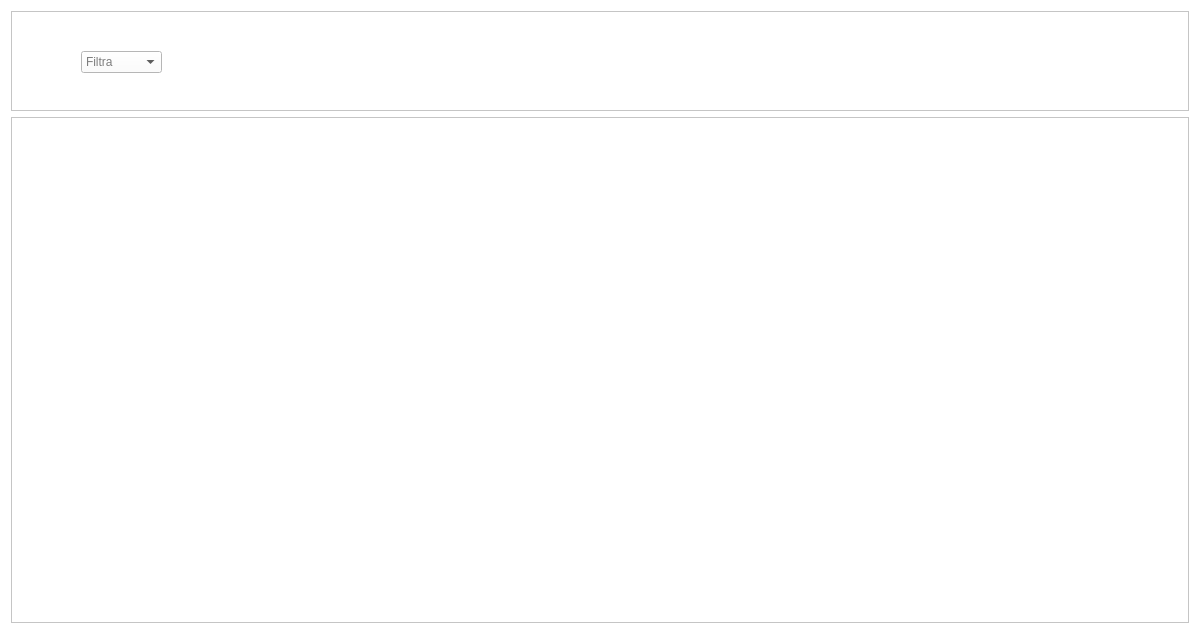
chritianchiappa/progetto_panificio, file projectIS/listaprodotti/view/vistaListaProdotti.ui: the form before one commit.
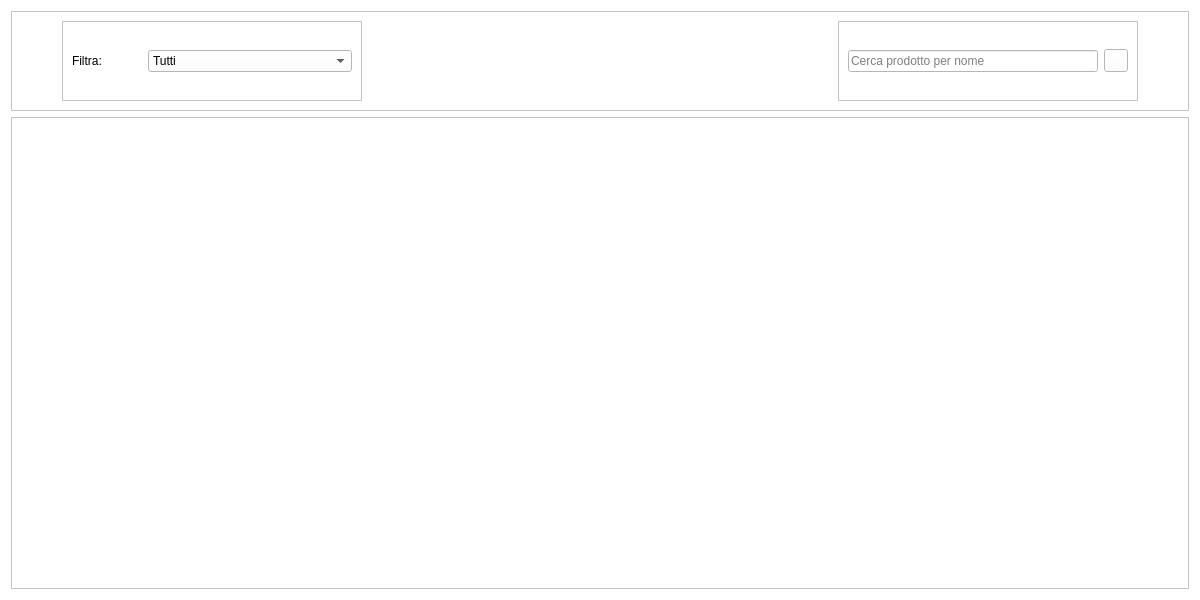
The form after the commit. Icons and pictures are not drawn.

```diff
--- a/projectIS/listaprodotti/view/vistaListaProdotti.ui
+++ b/projectIS/listaprodotti/view/vistaListaProdotti.ui
@@ -7,7 +7,7 @@
     <x>0</x>
     <y>0</y>
     <width>1200</width>
-    <height>634</height>
+    <height>600</height>
    </rect>
   </property>
   <property name="minimumSize">
@@ -43,22 +43,143 @@
      <property name="frameShadow">
       <enum>QFrame::Raised</enum>
      </property>
-     <widget class="QComboBox" name="comboBox">
-      <property name="geometry">
-       <rect>
-        <x>70</x>
-        <y>40</y>
-        <width>81</width>
-        <height>22</height>
-       </rect>
+     <layout class="QHBoxLayout" name="horizontalLayout">
+      <property name="leftMargin">
+       <number>50</number>
       </property>
-      <property name="styleSheet">
-       <string notr="true">color:black;</string>
+      <property name="rightMargin">
+       <number>50</number>
       </property>
-      <property name="placeholderText">
-       <string>Filtra</string>
-      </property>
-     </widget>
+      <item alignment="Qt::AlignLeft">
+       <widget class="QFrame" name="frame_2">
+        <property name="sizePolicy">
+         <sizepolicy hsizetype="Expanding" vsizetype="Expanding">
+          <horstretch>0</horstretch>
+          <verstretch>0</verstretch>
+         </sizepolicy>
+        </property>
+        <property name="minimumSize">
+         <size>
+          <width>300</width>
+          <height>0</height>
+         </size>
+        </property>
+        <property name="maximumSize">
+         <size>
+          <width>300</width>
+          <height>16777215</height>
+         </size>
+        </property>
+        <property name="styleSheet">
+         <string notr="true">color: rgb(0, 0, 0);</string>
+        </property>
+        <property name="frameShape">
+         <enum>QFrame::StyledPanel</enum>
+        </property>
+        <property name="frameShadow">
+         <enum>QFrame::Raised</enum>
+        </property>
+        <layout class="QHBoxLayout" name="horizontalLayout_2">
+         <item>
+          <widget class="QLabel" name="label">
+           <property name="maximumSize">
+            <size>
+             <width>70</width>
+             <height>16777215</height>
+            </size>
+           </property>
+           <property name="text">
+            <string>Filtra:</string>
+           </property>
+          </widget>
+         </item>
+         <item>
+          <widget class="QComboBox" name="filtro_prodotti">
+           <property name="styleSheet">
+            <string notr="true">color:black;</string>
+           </property>
+           <property name="placeholderText">
+            <string/>
+           </property>
+           <item>
+            <property name="text">
+             <string>Tutti</string>
+            </property>
+           </item>
+           <item>
+            <property name="text">
+             <string>Pizze</string>
+            </property>
+           </item>
+           <item>
+            <property name="text">
+             <string>Dolci</string>
+            </property>
+           </item>
+           <item>
+            <property name="text">
+             <string>Pane</string>
+            </property>
+           </item>
+           <item>
+            <property name="text">
+             <string>Biscotti</string>
+            </property>
+           </item>
+          </widget>
+         </item>
+        </layout>
+       </widget>
+      </item>
+      <item alignment="Qt::AlignRight">
+       <widget class="QFrame" name="frame_3">
+        <property name="sizePolicy">
+         <sizepolicy hsizetype="Expanding" vsizetype="Expanding">
+          <horstretch>0</horstretch>
+          <verstretch>0</verstretch>
+         </sizepolicy>
+        </property>
+        <property name="minimumSize">
+         <size>
+          <width>300</width>
+          <height>0</height>
+         </size>
+        </property>
+        <property name="frameShape">
+         <enum>QFrame::StyledPanel</enum>
+        </property>
+        <property name="frameShadow">
+         <enum>QFrame::Raised</enum>
+        </property>
+        <layout class="QHBoxLayout" name="horizontalLayout_3">
+         <item>
+          <widget class="QLineEdit" name="cerca_prodotto">
+           <property name="styleSheet">
+            <string notr="true">color: rgb(0, 0, 0);</string>
+           </property>
+           <property name="placeholderText">
+            <string>Cerca prodotto per nome</string>
+           </property>
+          </widget>
+         </item>
+         <item>
+          <widget class="QToolButton" name="cerca_button">
+           <property name="cursor">
+            <cursorShape>PointingHandCursor</cursorShape>
+           </property>
+           <property name="text">
+            <string/>
+           </property>
+           <property name="icon">
+            <iconset resource="../../home/view/res.qrc">
+             <normaloff>:/icone/icone/lented'ingrandimento.png</normaloff>:/icone/icone/lented'ingrandimento.png</iconset>
+           </property>
+          </widget>
+         </item>
+        </layout>
+       </widget>
+      </item>
+     </layout>
     </widget>
    </item>
    <item>
@@ -78,7 +199,7 @@
         <x>0</x>
         <y>0</y>
         <width>1178</width>
-        <height>506</height>
+        <height>472</height>
        </rect>
       </property>
       <layout class="QGridLayout" name="gridLayout"/>
```
Left out of the diff: 4 changed lines with no effect on the pictures.
